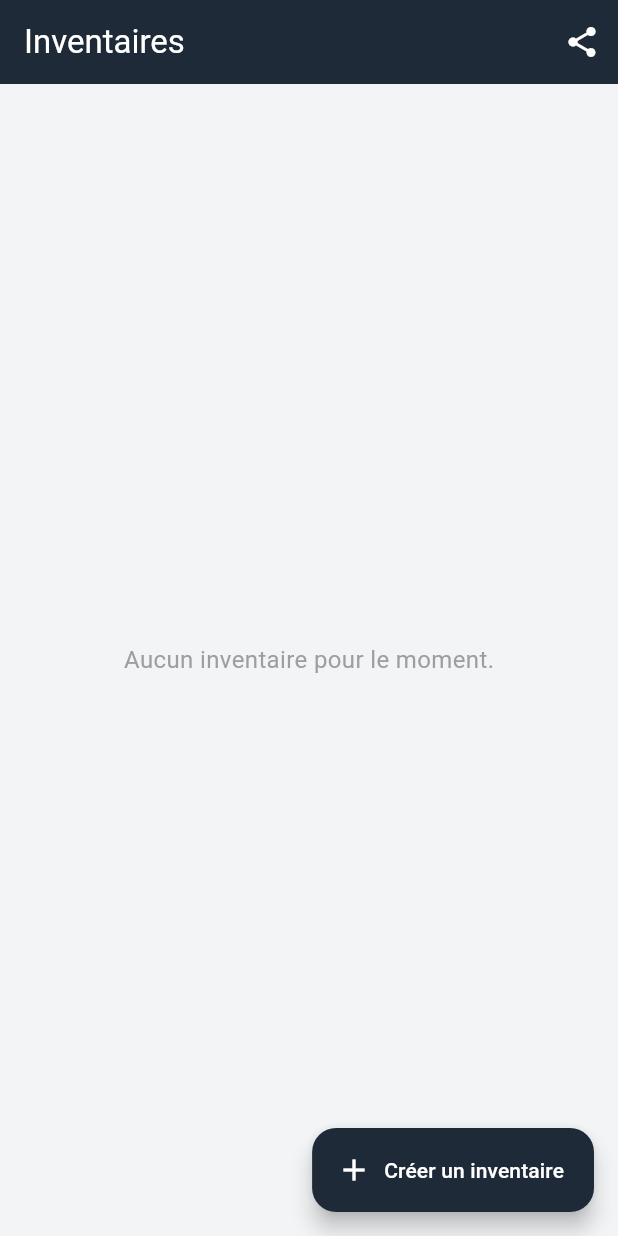
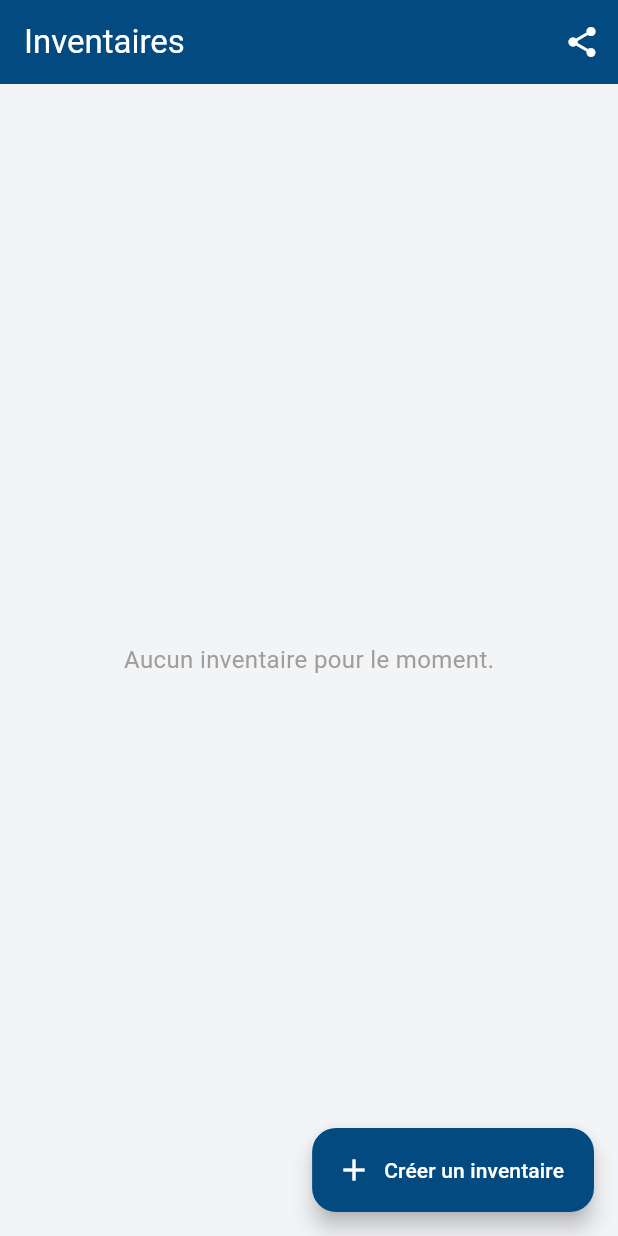
Before and after one commit to lyade28/INVENTORY-APP, a Flutter app: the screen it shows after launch, on a phone screen of 412 x 824 dp. Run offline on Flutter 3.47's test engine with Material 3 defaults, Android fonts, the phone set to English and light mode, and no system bars; our stand-ins replace file_picker, hive_flutter, share_plus, shared_preferences; missing offline and left inert: barcode_scan2; accounts and stored records are empty.

Commit message:
custom color

```diff
--- a/lib/views/create_inventaire_page.dart
+++ b/lib/views/create_inventaire_page.dart
@@ -13,7 +13,7 @@ class CreateInventairePage extends StatefulWidget {
 
 class _CreateInventairePageState extends State<CreateInventairePage> {
   final TextEditingController nameController = TextEditingController();
-  final Color primaryColor = const Color(0xFF1E2A38); // Bleu sombre
+  final Color primaryColor = const Color(0xFF034A80); // Bleu sombre
 
   Future<void> createSession() async {
     final name = nameController.text.trim();
--- a/lib/views/home.dart
+++ b/lib/views/home.dart
@@ -23,7 +23,7 @@ class _HomePageState extends State<HomePage> {
   List<InventaireSession> sessions = [];
   List<ParsedSite> parsedSites = [];
 
-  final Color primaryColor = const Color(0xFF1E2A38); // Bleu sombre
+  final Color primaryColor = const Color(0xFF034A80); // Bleu sombre
   final Color backgroundColor = const Color(0xFFF3F4F6);
 
   @override
--- a/lib/views/inventaire_detail_page.dart
+++ b/lib/views/inventaire_detail_page.dart
@@ -14,7 +14,7 @@ class InventaireDetailPage extends StatelessWidget {
 
   @override
   Widget build(BuildContext context) {
-    final Color primaryColor = const Color(0xFF1E2A38); // Bleu foncé
+    final Color primaryColor = const  Color(0xFF034A80); // Bleu foncé
 
     return Scaffold(
       backgroundColor: const Color(0xFFF3F4F6),
--- a/lib/views/scane.dart
+++ b/lib/views/scane.dart
@@ -25,7 +25,7 @@ class _ScanPageState extends State<ScanPage> {
   ParsedLocalisation? selectedLocalisation;
 
   bool isLoading = true;
-  final Color primaryColor = const Color(0xFF1E2A38); // bleu foncé
+  final Color primaryColor = const  Color(0xFF034A80);
 
   @override
   void initState() {
```
